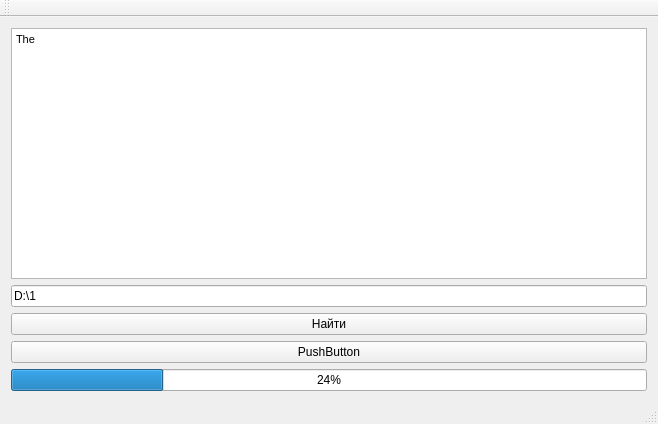
The window that mainwindow.ui (Madjita/findWord) describes before a commit, drawn with Qt 5.
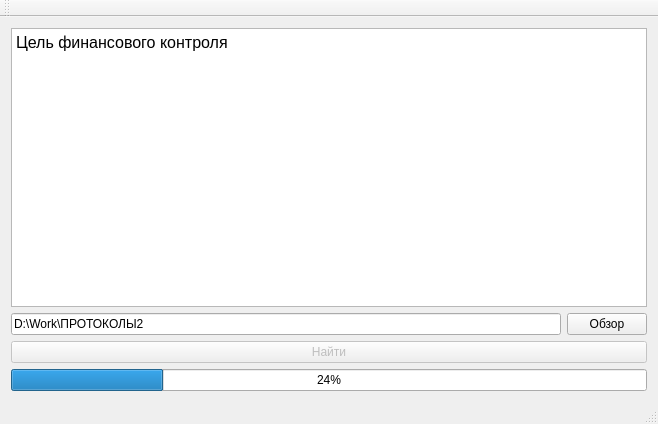
The same window after the commit.

The edit to the form file:
```diff
--- a/mainwindow.ui
+++ b/mainwindow.ui
@@ -22,31 +22,38 @@
 &lt;html&gt;&lt;head&gt;&lt;meta name=&quot;qrichtext&quot; content=&quot;1&quot; /&gt;&lt;style type=&quot;text/css&quot;&gt;
 p, li { white-space: pre-wrap; }
 &lt;/style&gt;&lt;/head&gt;&lt;body style=&quot; font-family:'MS Shell Dlg 2'; font-size:8.25pt; font-weight:400; font-style:normal;&quot;&gt;
-&lt;p style=&quot; margin-top:0px; margin-bottom:0px; margin-left:0px; margin-right:0px; -qt-block-indent:0; text-indent:0px;&quot;&gt;&lt;span style=&quot; font-size:8pt;&quot;&gt;The&lt;/span&gt;&lt;/p&gt;&lt;/body&gt;&lt;/html&gt;</string>
+&lt;p style=&quot; margin-top:0px; margin-bottom:0px; margin-left:0px; margin-right:0px; -qt-block-indent:0; text-indent:0px;&quot;&gt;&lt;span style=&quot; font-family:'Calibri,sans-serif'; font-size:12pt; color:#000000;&quot;&gt;Цель финансового контроля&lt;/span&gt;&lt;/p&gt;&lt;/body&gt;&lt;/html&gt;</string>
       </property>
      </widget>
     </item>
+    <item>
+     <layout class="QHBoxLayout" name="horizontalLayout">
     <item>
      <widget class="QLineEdit" name="lineEdit">
       <property name="text">
-       <string>D:\1</string>
-      </property>
-     </widget>
+         <string>D:\Work\ПРОТОКОЛЫ2</string>
+        </property>
+       </widget>
+      </item>
+      <item>
+       <widget class="QPushButton" name="pushButton_2">
+        <property name="text">
+         <string>Обзор</string>
+        </property>
+       </widget>
+      </item>
+     </layout>
     </item>
     <item>
      <widget class="QPushButton" name="pushButton">
+      <property name="enabled">
+       <bool>false</bool>
+      </property>
       <property name="text">
        <string>Найти</string>
       </property>
      </widget>
     </item>
-    <item>
-     <widget class="QPushButton" name="pushButton_2">
-      <property name="text">
-       <string>PushButton</string>
-      </property>
-     </widget>
-    </item>
     <item>
      <widget class="QProgressBar" name="progressBar">
       <property name="value">
```
Lines whose indentation alone changed are shown as unchanged.
